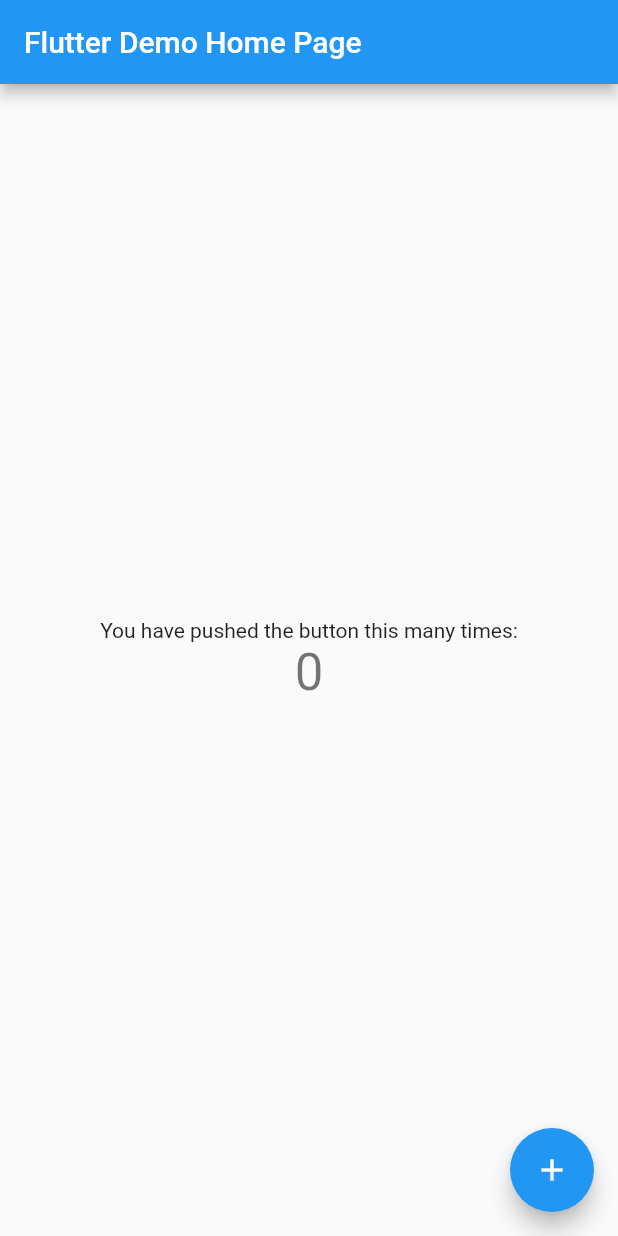
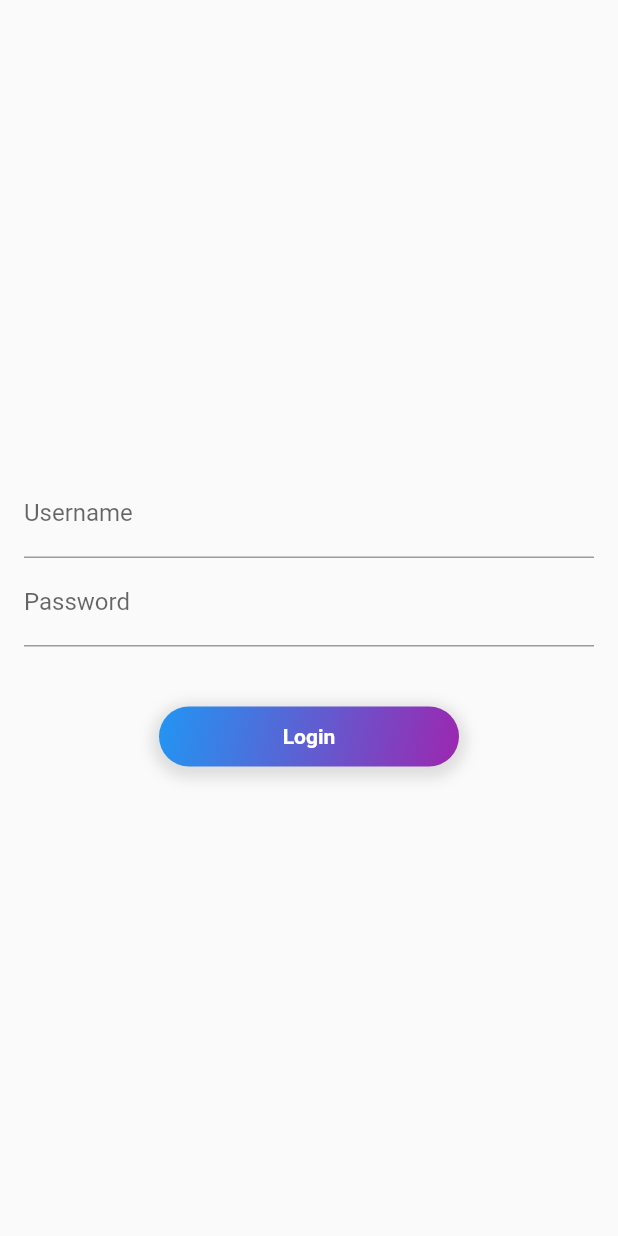
Before and after one commit to naphucco/flutter_training, a Flutter app: the screen it shows after launch, on a phone screen of 412 x 824 dp. Run offline on Flutter 3.47's test engine with Material 2 defaults, Android fonts, the phone set to English and light mode, and no system bars.

Commit message:
Add test login page

```diff
--- a/lib/main.dart
+++ b/lib/main.dart
@@ -1,4 +1,5 @@
 import 'package:flutter/material.dart';
+import 'screens/login_page.dart';
 
 void main() {
   runApp(const MyApp());
@@ -7,109 +8,13 @@ void main() {
 class MyApp extends StatelessWidget {
   const MyApp({super.key});
 
-  // This widget is the root of your application.
   @override
   Widget build(BuildContext context) {
     return MaterialApp(
-      title: 'Flutter Demo',
       theme: ThemeData(
-        // This is the theme of your application.
-        //
-        // Try running your application with "flutter run". You'll see the
-        // application has a blue toolbar. Then, without quitting the app, try
-        // changing the primarySwatch below to Colors.green and then invoke
-        // "hot reload" (press "r" in the console where you ran "flutter run",
-        // or simply save your changes to "hot reload" in a Flutter IDE).
-        // Notice that the counter didn't reset back to zero; the application
-        // is not restarted.
         primarySwatch: Colors.blue,
       ),
-      home: const MyHomePage(title: 'Flutter Demo Home Page'),
+      home: const LoginPage(),
     );
   }
 }
-
-class MyHomePage extends StatefulWidget {
-  const MyHomePage({super.key, required this.title});
-
-  // This widget is the home page of your application. It is stateful, meaning
-  // that it has a State object (defined below) that contains fields that affect
-  // how it looks.
-
-  // This class is the configuration for the state. It holds the values (in this
-  // case the title) provided by the parent (in this case the App widget) and
-  // used by the build method of the State. Fields in a Widget subclass are
-  // always marked "final".
-
-  final String title;
-
-  @override
-  State<MyHomePage> createState() => _MyHomePageState();
-}
-
-class _MyHomePageState extends State<MyHomePage> {
-  int _counter = 0;
-
-  void _incrementCounter() {
-    setState(() {
-      // This call to setState tells the Flutter framework that something has
-      // changed in this State, which causes it to rerun the build method below
-      // so that the display can reflect the updated values. If we changed
-      // _counter without calling setState(), then the build method would not be
-      // called again, and so nothing would appear to happen.
-      _counter++;
-    });
-  }
-
-  @override
-  Widget build(BuildContext context) {
-    // This method is rerun every time setState is called, for instance as done
-    // by the _incrementCounter method above.
-    //
-    // The Flutter framework has been optimized to make rerunning build methods
-    // fast, so that you can just rebuild anything that needs updating rather
-    // than having to individually change instances of widgets.
-    return Scaffold(
-      appBar: AppBar(
-        // Here we take the value from the MyHomePage object that was created by
-        // the App.build method, and use it to set our appbar title.
-        title: Text(widget.title),
-      ),
-      body: Center(
-        // Center is a layout widget. It takes a single child and positions it
-        // in the middle of the parent.
-        child: Column(
-          // Column is also a layout widget. It takes a list of children and
-          // arranges them vertically. By default, it sizes itself to fit its
-          // children horizontally, and tries to be as tall as its parent.
-          //
-          // Invoke "debug painting" (press "p" in the console, choose the
-          // "Toggle Debug Paint" action from the Flutter Inspector in Android
-          // Studio, or the "Toggle Debug Paint" command in Visual Studio Code)
-          // to see the wireframe for each widget.
-          //
-          // Column has various properties to control how it sizes itself and
-          // how it positions its children. Here we use mainAxisAlignment to
-          // center the children vertically; the main axis here is the vertical
-          // axis because Columns are vertical (the cross axis would be
-          // horizontal).
-          mainAxisAlignment: MainAxisAlignment.center,
-          children: <Widget>[
-            const Text(
-              'You have pushed the button this many times:',
-            ),
-            Text(
-              '$_counter',
-              style: Theme.of(context).textTheme.headlineMedium,
-            ),
-          ],
-        ),
-      ),
-      floatingActionButton: FloatingActionButton(
-        onPressed: _incrementCounter,
-        tooltip: 'Increment',
-        child: const Icon(Icons.add),
-      ), // This trailing comma makes auto-formatting nicer for build methods.
-    );
-  }
-}
--- /dev/null
+++ b/lib/screens/login_page.dart
@@ -0,0 +1,106 @@
+import 'package:flutter/material.dart';
+
+class LoginPage extends StatefulWidget {
+  const LoginPage({super.key});
+
+  @override
+  LoginPageState createState() => LoginPageState();
+}
+
+class LoginPageState extends State<LoginPage> {
+  final _formKey = GlobalKey<FormState>();
+  final _usernameController = TextEditingController();
+  final _passwordController = TextEditingController();
+
+  @override
+  void dispose() {
+    _usernameController.dispose();
+    _passwordController.dispose();
+    super.dispose();
+  }
+
+  void _login() {
+    if (_formKey.currentState!.validate()) {
+      // Perform login action
+      ScaffoldMessenger.of(context).showSnackBar(
+        const SnackBar(content: Text('Logging in...')),
+      );
+    }
+  }
+
+  @override
+  Widget build(BuildContext context) {
+    return Scaffold(
+      body: Padding(
+        padding: const EdgeInsets.all(16.0),
+        child: Form(
+          key: _formKey,
+          child: Column(
+            mainAxisAlignment: MainAxisAlignment.center,
+            children: <Widget>[
+              TextFormField(
+                controller: _usernameController,
+                decoration: InputDecoration(labelText: 'Username'),
+                validator: (value) {
+                  if (value == null || value.isEmpty) {
+                    return 'Please enter your username';
+                  }
+                  return null;
+                },
+              ),
+              TextFormField(
+                controller: _passwordController,
+                decoration: InputDecoration(labelText: 'Password'),
+                obscureText: true,
+                validator: (value) {
+                  if (value == null || value.isEmpty) {
+                    return 'Please enter your password';
+                  }
+                  return null;
+                },
+              ),
+              const SizedBox(height: 40),
+              // Gradient login button
+              Container(
+                width: 200,
+                height: 40,
+                decoration: BoxDecoration(
+                  gradient: const LinearGradient(
+                    begin: Alignment.topLeft,
+                    end: Alignment.bottomRight,
+                    colors: [Colors.blue, Colors.purple],
+                  ),
+                  borderRadius: BorderRadius.circular(30),
+                  boxShadow: [
+                    BoxShadow(
+                      color: Colors.grey.withOpacity(0.3),
+                      spreadRadius: 5,
+                      blurRadius: 7,
+                      offset: const Offset(0, 3),
+                    ),
+                  ],
+                ),
+                child: Material(
+                  color: Colors.transparent,
+                  child: InkWell(
+                    onTap: _login,
+                    borderRadius: BorderRadius.circular(30),
+                    child: const Center(
+                      child: Text(
+                        "Login",
+                        style: TextStyle(
+                          color: Colors.white,
+                          fontWeight: FontWeight.bold,
+                        ),
+                      ),
+                    ),
+                  ),
+                ),
+              ),
+            ],
+          ),
+        ),
+      ),
+    );
+  }
+}
```
Also changed, not shown: 1 other file.
